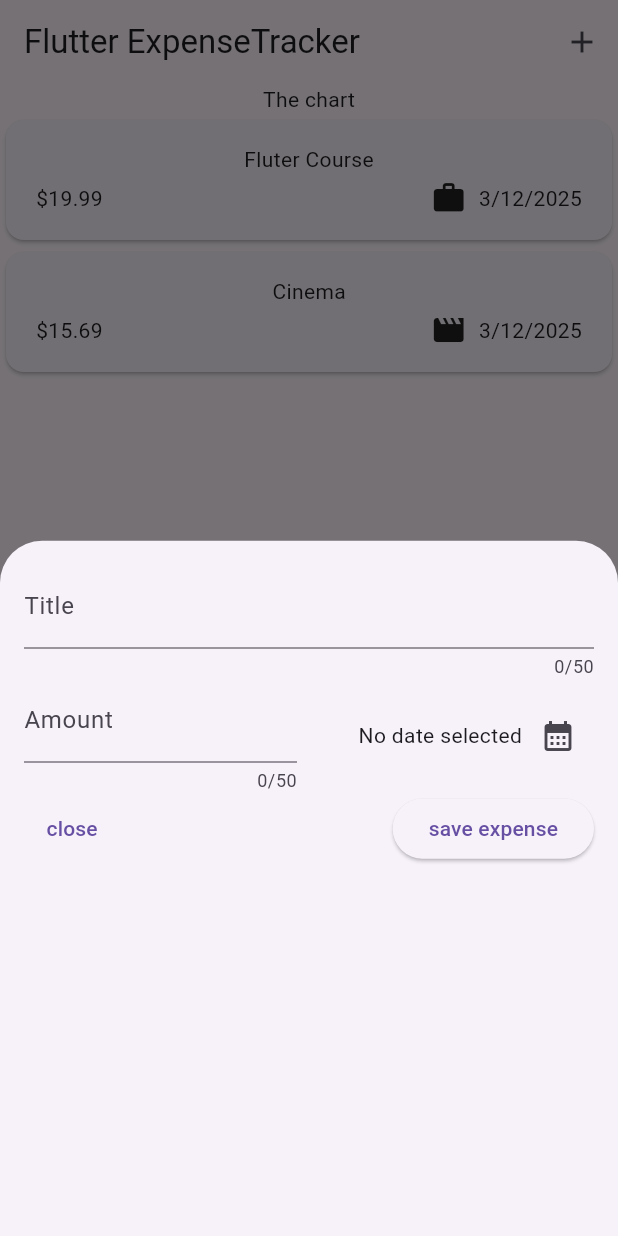
After one commit to simplycodestudio/expenseTracker, a Flutter app: the screen it shows after launch, after a tap on the "add" icon, on a phone screen of 412 x 824 dp. The commit adds this screen. Run offline on Flutter 3.47's test engine with Material 3 defaults, Android fonts, the phone set to English and light mode, and no system bars.

Commit message:
title, amount, datepicker

```diff
--- a/lib/main.dart
+++ b/lib/main.dart
@@ -3,7 +3,8 @@ import 'package:flutter/material.dart';
 
 void main() {
   runApp(
-    const MaterialApp(
+    MaterialApp(
+      theme: ThemeData(useMaterial3: true),
       home: Expenses(),
     ),
   );
--- a/lib/widgets/expenses.dart
+++ b/lib/widgets/expenses.dart
@@ -1,5 +1,6 @@
 import 'package:expense_tracker/widgets/expenses_list/expenses_list.dart';
 import 'package:expense_tracker/model/expense.dart';
+import 'package:expense_tracker/widgets/new_expense.dart';
 import 'package:flutter/material.dart';
 
 class Expenses extends StatefulWidget {
@@ -27,9 +28,25 @@ class _ExpensesState extends State<Expenses> {
     ),
   ];
 
+  void _openAddExpenseOverlay() {
+    showModalBottomSheet(
+      context: context,
+      builder: (ctx) => const NewExpense(),
+    );
+  }
+
   @override
   Widget build(BuildContext context) {
     return Scaffold(
+      appBar: AppBar(
+        title: const Text('Flutter ExpenseTracker'),
+        actions: [
+          IconButton(
+            onPressed: _openAddExpenseOverlay,
+            icon: const Icon(Icons.add),
+          )
+        ],
+      ),
       body: Column(
         children: [
           const Text('The chart'),
--- /dev/null
+++ b/lib/widgets/new_expense.dart
@@ -0,0 +1,107 @@
+import 'package:expense_tracker/model/expense.dart';
+import 'package:flutter/material.dart';
+import 'package:intl/intl.dart';
+
+class NewExpense extends StatefulWidget {
+  const NewExpense({super.key});
+
+  @override
+  State<StatefulWidget> createState() {
+    return _NewExpenseState();
+  }
+}
+
+class _NewExpenseState extends State<NewExpense> {
+  final _titleController = TextEditingController();
+  final _amountController = TextEditingController();
+  DateTime? _selectedDate;
+
+  void _presentDatePicker() async {
+    final now = DateTime.now();
+    final firstDate = DateTime(now.year - 1, now.month, now.day);
+    final pickedDate = await showDatePicker(
+        context: context,
+        initialDate: now,
+        firstDate: firstDate,
+        lastDate: now);
+    setState(() {
+      _selectedDate = pickedDate;
+    });
+  }
+
+  @override
+  void dispose() {
+    _titleController.dispose(); //to remove from memory when not necessary
+    _amountController.dispose(); //to remove from memory when not necessary
+    super.dispose();
+  }
+
+  @override
+  Widget build(BuildContext context) {
+    return Padding(
+      padding: EdgeInsets.all(16),
+      child: Column(
+        children: [
+          TextField(
+            controller: _titleController,
+            maxLength: 50,
+            decoration: InputDecoration(label: Text('Title')),
+          ),
+          Row(
+            children: [
+              Expanded(
+                child: TextField(
+                  keyboardType: TextInputType.number,
+                  controller: _amountController,
+                  maxLength: 50,
+                  decoration: InputDecoration(
+                    prefixText: '\$ ',
+                    label: Text('Amount'),
+                  ),
+                ),
+              ),
+              const SizedBox(width: 16),
+              Expanded(
+                child: Row(
+                  mainAxisAlignment: MainAxisAlignment.end,
+                  crossAxisAlignment: CrossAxisAlignment.center,
+                  children: [
+                    Text(
+                      _selectedDate == null
+                          ? 'No date selected'
+                          : formatter.format(_selectedDate!),
+                    ),
+                    IconButton(
+                      onPressed: _presentDatePicker,
+                      icon: const Icon(
+                        Icons.calendar_month,
+                      ),
+                    ),
+                  ],
+                ),
+              ),
+            ],
+          ),
+          Row(
+            children: [
+              TextButton(
+                onPressed: () {
+                  Navigator.pop(context);
+                },
+                child: Text('close'),
+              ),
+              Spacer(),
+              ElevatedButton(
+                onPressed: () {
+                  print(
+                      'Title: ${_titleController.text}\nAmount: ${_amountController.text}');
+                },
+                child: Text('save expense'),
+              ),
+            ],
+          ),
+        ],
+      ),
+    );
+  }
+}
```
